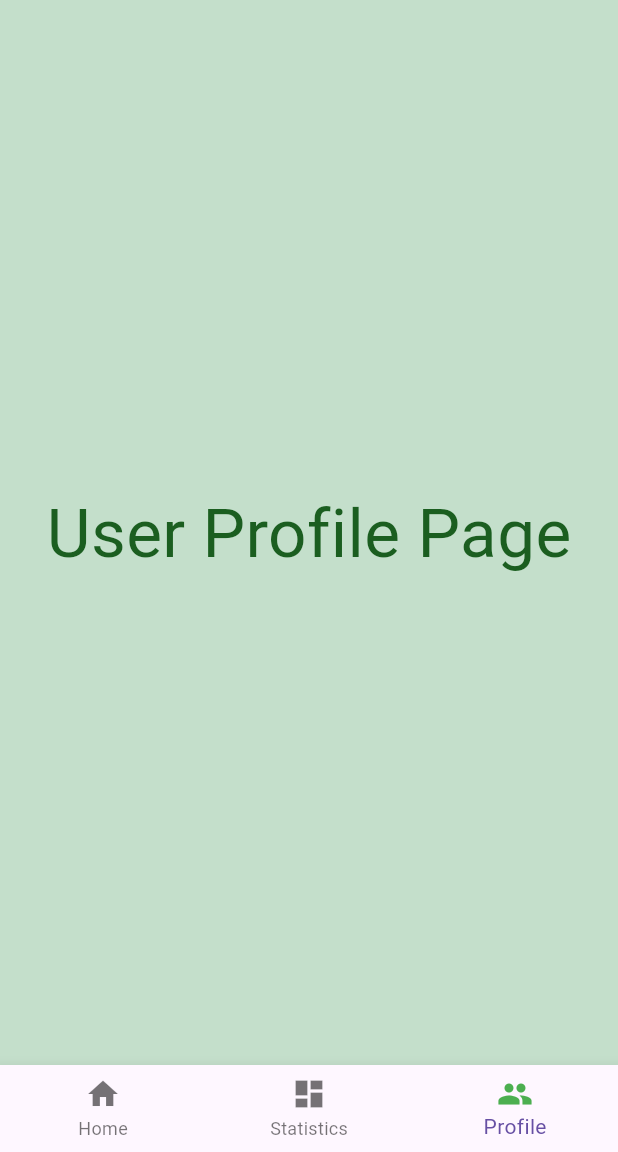
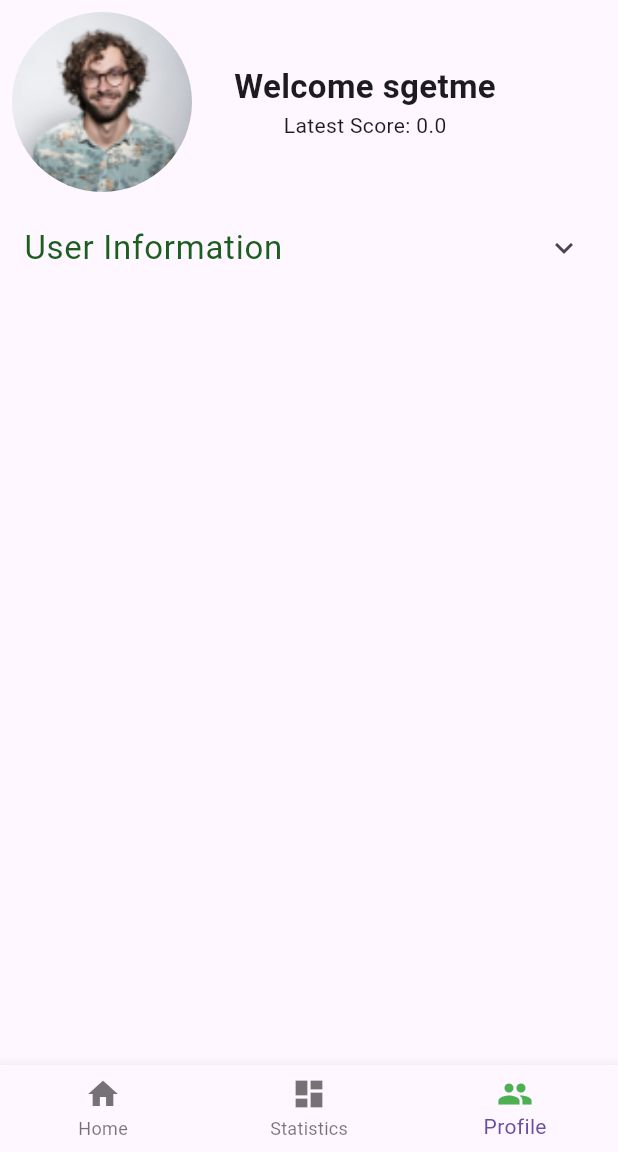
Before and after one commit to mgemoraw/smees_app, a Flutter app: the Home screen opened directly, item 3 of the bottom bar chosen, on a phone screen of 412 x 824 dp, the part 84-1236 px from its top. Run offline on Flutter 3.47's test engine with Material 3 defaults, Android fonts, the phone set to English and light mode, and no system bars; our stand-ins replace auto_route, dio, flutter_dotenv, flutter_markdown, percent_indicator, permission_handler and 2 more; accounts and stored records are empty.

Commit message:
updating profile page

```diff
--- a/lib/home.dart
+++ b/lib/home.dart
@@ -47,7 +47,7 @@ class _HomePageState extends State<HomePage> {
 
     setState(() {
       user = User(
-          userId: "sgetme",
+          username: "sgetme",
           password: "test password",
           univesity: "BDU",
           department: "Test Department");
--- a/lib/home_page.dart
+++ b/lib/home_page.dart
@@ -7,7 +7,7 @@ import 'package:smees/depreciated/quiz_page.dart';
 import 'package:smees/login_page.dart';
 import 'package:smees/models/user.dart';
 
-import 'package:smees/student_profile.dart';
+import 'package:smees/user_profile.dart';
 import 'package:smees/student_statistics.dart';
 import 'package:smees/views/common/appbar.dart';
 import 'package:smees/views/common/drawer.dart';
@@ -47,7 +47,7 @@ class _HomeState extends State<Home> {
     const HomePage(department: "", username: ""),
     // const LearnZone(department: ''),
     const Statistics(),
-    const Profile(userId: ""),
+    const UserProfile(),
   ];
 
   @override
@@ -64,7 +64,7 @@ class _HomeState extends State<Home> {
       if (jsonString != null) {
         Map<String, dynamic> userData = jsonDecode(jsonString);
         user = User(
-          userId: userData['username'],
+          username: userData['username'],
           department: userData['department'],
           univesity: userData['university'],
           password: null,
--- a/lib/main.dart
+++ b/lib/main.dart
@@ -9,7 +9,7 @@ import 'package:smees/views/common/smees_feedback.dart';
 import 'package:smees/views/exam_home.dart';
 import 'package:smees/views/practice_quiz.dart';
 import "package:smees/views/learn_zone.dart";
-import "package:smees/student_profile.dart";
+import "package:smees/user_profile.dart";
 import 'package:smees/views/settings.dart';
 import 'package:smees/views/user_provider.dart';
 import 'home_page.dart';
@@ -96,7 +96,7 @@ class MyApp extends StatelessWidget {
               department: "",
             ),
         "/exam": (context) => const ExamHome(department: ""),
-        "/profile": (context) => const Profile(userId: "bdu20150001"),
+        "/profile": (context) => const UserProfile(),
         "/learn": (contest) => const LearnZone(department: ""),
         "/stats": (context) => const Statistics(),
         "/settings": (context) => const SmeesSettings(),
--- a/lib/models/user.dart
+++ b/lib/models/user.dart
@@ -1,15 +1,20 @@
 class User {
-  String? userId;
+  String? username;
   String? password;
   String? fname;
   String? mname;
   String? lname;
+  String? email;
   String? univesity;
   String? department;
 
   User({
-    this.userId,
+    this.username,
     this.password,
+    this.fname,
+    this.mname,
+    this.lname,
+    this.email,
     this.univesity,
     this.department,
   });
--- a/lib/student_profile.dart
+++ /dev/null
@@ -1,23 +0,0 @@
-import 'package:flutter/material.dart';
-
-class Profile extends StatelessWidget {
-  final String userId;
-  const Profile({Key? key, required this.userId}) : super(key: key);
-
-  @override
-  Widget build(BuildContext context) {
-    return Container(
-      color: const Color(0xffC4DFCB),
-      child: Center(
-        child: Text(
-          "User Profile Page",
-          style: TextStyle(
-            color: Colors.green[900],
-            fontSize: 45,
-            fontWeight: FontWeight.w500,
-          ),
-        ),
-      ),
-    );
-  }
-}
--- a/lib/student_statistics.dart
+++ b/lib/student_statistics.dart
@@ -7,7 +7,7 @@ class Statistics extends StatelessWidget {
   @override
   Widget build(BuildContext context) {
     return Container(
-      color: const Color(0xffC4DFCB),
+      //color: const Color(0xffC4DFCB),
       child: const Center(
           child: Column(
         children: [
--- /dev/null
+++ b/lib/user_profile.dart
@@ -0,0 +1,54 @@
+import 'package:flutter/material.dart';
+import 'package:provider/provider.dart';
+import 'package:smees/models/user.dart';
+
+import 'package:smees/views/common/status_card.dart';
+import 'package:smees/views/user_provider.dart';
+
+class UserProfile extends StatelessWidget {
+
+  const UserProfile({super.key});
+
+  @override
+  Widget build(BuildContext context) {
+
+    final userProvider = Provider.of<UserProvider>(context);
+    User? user = userProvider.user;
+
+
+    return Center(
+
+      child: ListView(
+        children: [
+          const UserStatusCard(),
+          // UserStatistics(),
+          ExpansionTile(
+            title: Text(
+            "User Information",
+            style: TextStyle(
+              color: Colors.green[900],
+              fontSize: 22,
+              fontWeight: FontWeight.w500,
+            ),
+          ),
+
+            children: [
+
+              ListTile(
+                title: Text("Username: ${user != null ? user.username : 'guest'}"),
+                subtitle: Text("Department: "),
+                trailing: TextButton(child: Text("Update"), onPressed: (){},),
+              ),
+              ListTile(
+                title: Text("Email: "),
+                subtitle: Text("Password: "),
+                trailing: TextButton(child: Text("Change Password"), onPressed: (){},),
+              ),
+            ],
+          )
+
+        ],
+      ),
+    );
+  }
+}
--- a/lib/views/common/appbar.dart
+++ b/lib/views/common/appbar.dart
@@ -37,10 +37,10 @@ class _SmeesAppbarState extends State<SmeesAppbar> {
       if (token != null) {
         isLoggedIn = !isLoggedIn;
         user = User(
-            userId: username,
+            username: username,
             univesity: null,
             department: department,
-            password: null);
+            );
       }
     });
   }
--- a/lib/views/common/status_card.dart
+++ b/lib/views/common/status_card.dart
@@ -36,8 +36,9 @@ class _UserStatusCardState extends State<UserStatusCard> {
   Future<void> _getCurrentUser() async {
     setState(() {
       user = User(
-          userId: "sgetme",
-          password: "test password",
+          username: "sgetme",
+          password: null,
+          email: null,
           univesity: "BDU",
           department: "Test Department");
     });
@@ -65,7 +66,7 @@ class _UserStatusCardState extends State<UserStatusCard> {
           Column(
             children: [
               Text(
-                "Welcome ${user.userId}",
+                "Welcome ${user.username}",
                 style: const TextStyle(
                   fontSize: 22,
                   fontWeight: FontWeight.bold,
--- a/lib/views/exam_home.dart
+++ b/lib/views/exam_home.dart
@@ -7,7 +7,7 @@ import 'package:flutter/widgets.dart';
 import 'package:smees/exam_page.dart';
 import 'package:smees/home.dart';
 import 'package:smees/home_page.dart';
-import 'package:smees/student_profile.dart';
+import 'package:smees/user_profile.dart';
 import 'package:smees/student_statistics.dart';
 import 'package:smees/views/answer_option.dart';
 import 'package:smees/views/common/appbar.dart';
@@ -49,7 +49,7 @@ class _ExamHomeState extends State<ExamHome> {
     'home': const HomePage(department: "AutomotiveEngineering", username: ""),
     'exam': const LearnZone(department: "AutomotiveEngineering"),
     'userstat': const Statistics(),
-    'profile': const Profile(userId: "bdu0001"),
+    'profile': const UserProfile(),
     // 'learn': const LearnZone(),
   };
   List _items = [];
```
Also changed, not shown: lib/views/user_provider.dart (+6 -5 lines).
